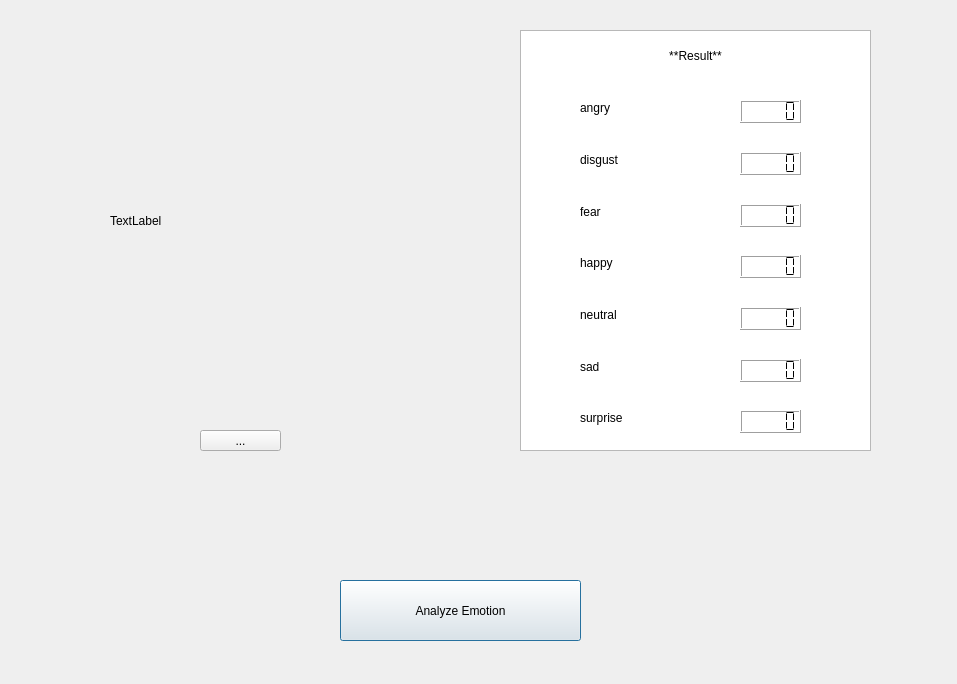
WarmCongee/DeepfaceScript, file analyze_pic.ui: the form before one commit.
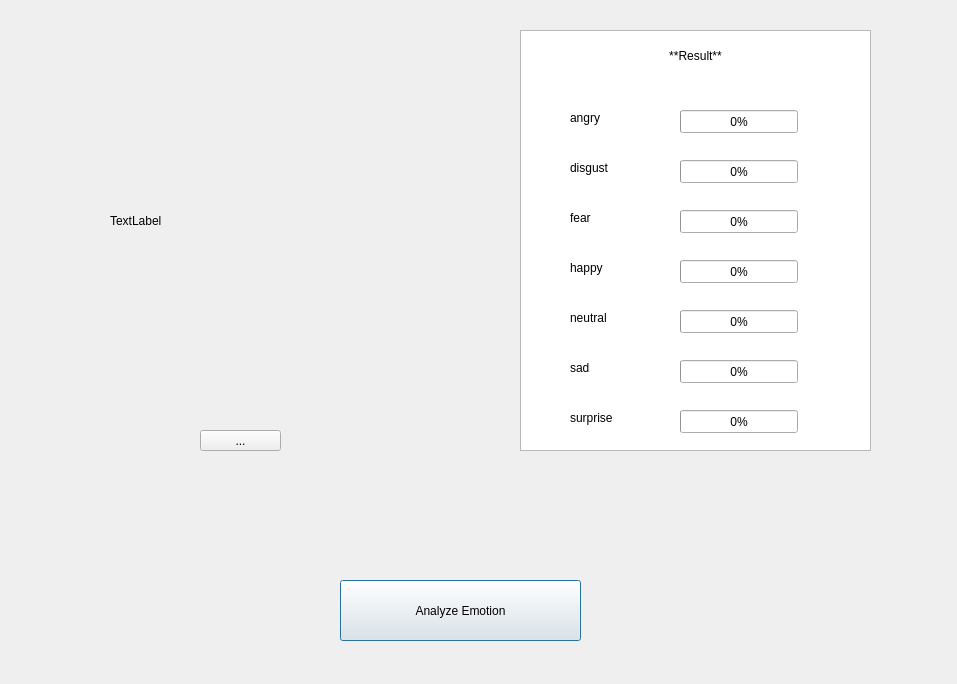
The form after the commit.

The edit to the form file:
```diff
--- a/analyze_pic.ui
+++ b/analyze_pic.ui
@@ -36,64 +36,6 @@
     </rect>
    </property>
   </widget>
-  <widget class="QLCDNumber" name="angryNumber">
-   <property name="geometry">
-    <rect>
-     <x>740</x>
-     <y>100</y>
-     <width>61</width>
-     <height>23</height>
-    </rect>
-   </property>
-   <property name="digitCount">
-    <number>5</number>
-   </property>
-   <property name="mode">
-    <enum>QLCDNumber::Dec</enum>
-   </property>
-   <property name="segmentStyle">
-    <enum>QLCDNumber::Flat</enum>
-   </property>
-  </widget>
-  <widget class="QLCDNumber" name="disgustNumber">
-   <property name="geometry">
-    <rect>
-     <x>740</x>
-     <y>152</y>
-     <width>61</width>
-     <height>23</height>
-    </rect>
-   </property>
-   <property name="segmentStyle">
-    <enum>QLCDNumber::Flat</enum>
-   </property>
-  </widget>
-  <widget class="QLCDNumber" name="fearNumber">
-   <property name="geometry">
-    <rect>
-     <x>740</x>
-     <y>204</y>
-     <width>61</width>
-     <height>23</height>
-    </rect>
-   </property>
-   <property name="segmentStyle">
-    <enum>QLCDNumber::Flat</enum>
-   </property>
-  </widget>
-  <widget class="QLCDNumber" name="happyNumber">
-   <property name="geometry">
-    <rect>
-     <x>740</x>
-     <y>255</y>
-     <width>61</width>
-     <height>23</height>
-    </rect>
-   </property>
-   <property name="segmentStyle">
-    <enum>QLCDNumber::Flat</enum>
-   </property>
-  </widget>
   <widget class="QLabel" name="label_2">
    <property name="geometry">
     <rect>
@@ -119,56 +61,11 @@
     <number>0</number>
    </property>
   </widget>
-  <widget class="QLCDNumber" name="neutralNumber">
-   <property name="geometry">
-    <rect>
-     <x>740</x>
-     <y>307</y>
-     <width>61</width>
-     <height>23</height>
-    </rect>
-   </property>
-   <property name="segmentStyle">
-    <enum>QLCDNumber::Flat</enum>
-   </property>
-   <property name="value" stdset="0">
-    <double>0.000000000000000</double>
-   </property>
-   <property name="intValue" stdset="0">
-    <number>0</number>
-   </property>
-  </widget>
-  <widget class="QLCDNumber" name="sadNumber">
-   <property name="geometry">
-    <rect>
-     <x>740</x>
-     <y>359</y>
-     <width>61</width>
-     <height>23</height>
-    </rect>
-   </property>
-   <property name="segmentStyle">
-    <enum>QLCDNumber::Flat</enum>
-   </property>
-  </widget>
-  <widget class="QLCDNumber" name="surpriseNumber">
-   <property name="geometry">
-    <rect>
-     <x>740</x>
-     <y>410</y>
-     <width>61</width>
-     <height>23</height>
-    </rect>
-   </property>
-   <property name="segmentStyle">
-    <enum>QLCDNumber::Flat</enum>
-   </property>
-  </widget>
   <widget class="QLabel" name="label_3">
    <property name="geometry">
     <rect>
-     <x>580</x>
-     <y>100</y>
+     <x>570</x>
+     <y>110</y>
      <width>57</width>
      <height>15</height>
     </rect>
@@ -180,8 +77,8 @@
   <widget class="QLabel" name="label_4">
    <property name="geometry">
     <rect>
-     <x>580</x>
-     <y>152</y>
+     <x>570</x>
+     <y>160</y>
      <width>57</width>
      <height>15</height>
     </rect>
@@ -193,8 +90,8 @@
   <widget class="QLabel" name="label_5">
    <property name="geometry">
     <rect>
-     <x>580</x>
-     <y>204</y>
+     <x>570</x>
+     <y>210</y>
      <width>57</width>
      <height>15</height>
     </rect>
@@ -206,8 +103,8 @@
   <widget class="QLabel" name="label_6">
    <property name="geometry">
     <rect>
-     <x>580</x>
-     <y>255</y>
+     <x>570</x>
+     <y>260</y>
      <width>57</width>
      <height>15</height>
     </rect>
@@ -219,8 +116,8 @@
   <widget class="QLabel" name="label_7">
    <property name="geometry">
     <rect>
-     <x>580</x>
-     <y>307</y>
+     <x>570</x>
+     <y>310</y>
      <width>57</width>
      <height>15</height>
     </rect>
@@ -232,8 +129,8 @@
   <widget class="QLabel" name="label_8">
    <property name="geometry">
     <rect>
-     <x>580</x>
-     <y>359</y>
+     <x>570</x>
+     <y>360</y>
      <width>57</width>
      <height>15</height>
     </rect>
@@ -245,7 +142,7 @@
   <widget class="QLabel" name="label_9">
    <property name="geometry">
     <rect>
-     <x>580</x>
+     <x>570</x>
      <y>410</y>
      <width>57</width>
      <height>15</height>
@@ -281,6 +178,100 @@
     <string>...</string>
    </property>
   </widget>
+  <widget class="QProgressBar" name="progressBar">
+   <property name="geometry">
+    <rect>
+     <x>680</x>
+     <y>110</y>
+     <width>118</width>
+     <height>23</height>
+    </rect>
+   </property>
+   <property name="value">
+    <number>0</number>
+   </property>
+  </widget>
+  <widget class="QProgressBar" name="progressBar_2">
+   <property name="geometry">
+    <rect>
+     <x>680</x>
+     <y>160</y>
+     <width>118</width>
+     <height>23</height>
+    </rect>
+   </property>
+   <property name="value">
+    <number>0</number>
+   </property>
+  </widget>
+  <widget class="QProgressBar" name="progressBar_3">
+   <property name="geometry">
+    <rect>
+     <x>680</x>
+     <y>210</y>
+     <width>118</width>
+     <height>23</height>
+    </rect>
+   </property>
+   <property name="value">
+    <number>0</number>
+   </property>
+  </widget>
+  <widget class="QProgressBar" name="progressBar_4">
+   <property name="geometry">
+    <rect>
+     <x>680</x>
+     <y>260</y>
+     <width>118</width>
+     <height>23</height>
+    </rect>
+   </property>
+   <property name="value">
+    <number>0</number>
+   </property>
+  </widget>
+  <widget class="QProgressBar" name="progressBar_5">
+   <property name="geometry">
+    <rect>
+     <x>680</x>
+     <y>310</y>
+     <width>118</width>
+     <height>23</height>
+    </rect>
+   </property>
+   <property name="value">
+    <number>0</number>
+   </property>
+  </widget>
+  <widget class="QProgressBar" name="progressBar_6">
+   <property name="geometry">
+    <rect>
+     <x>680</x>
+     <y>360</y>
+     <width>118</width>
+     <height>23</height>
+    </rect>
+   </property>
+   <property name="value">
+    <number>0</number>
+   </property>
+  </widget>
+  <widget class="QProgressBar" name="progressBar_7">
+   <property name="geometry">
+    <rect>
+     <x>680</x>
+     <y>410</y>
+     <width>118</width>
+     <height>23</height>
+    </rect>
+   </property>
+   <property name="maximum">
+    <number>100</number>
+   </property>
+   <property name="value">
+    <number>0</number>
+   </property>
+  </widget>
  </widget>
  <resources/>
  <connections/>
```
